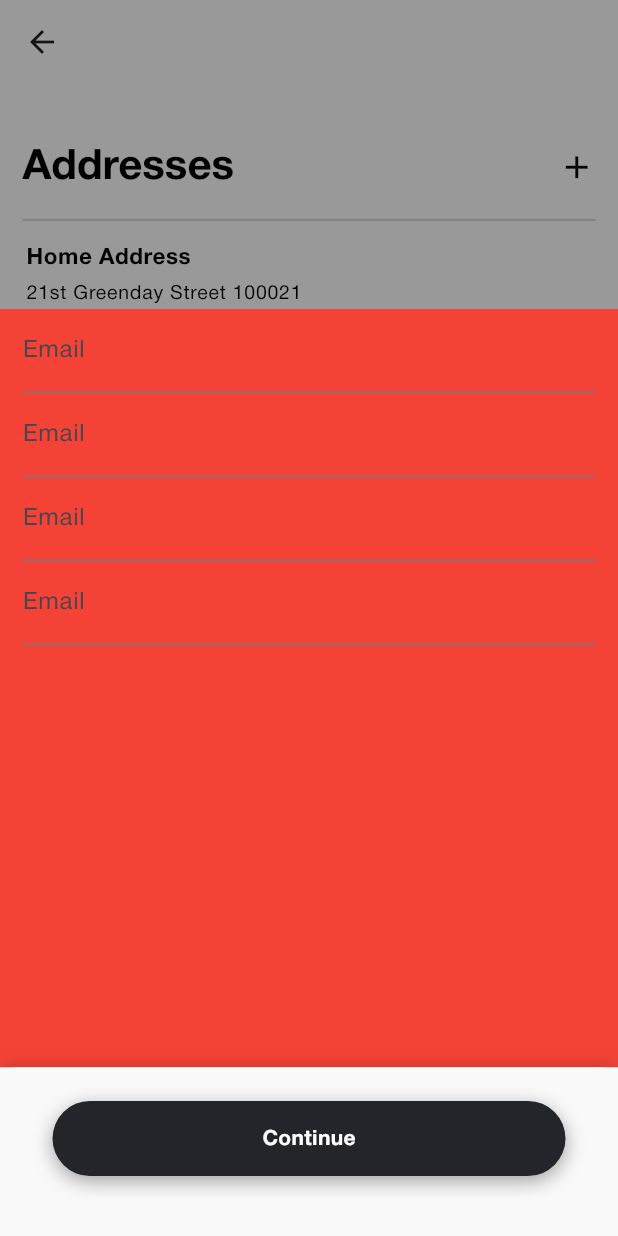
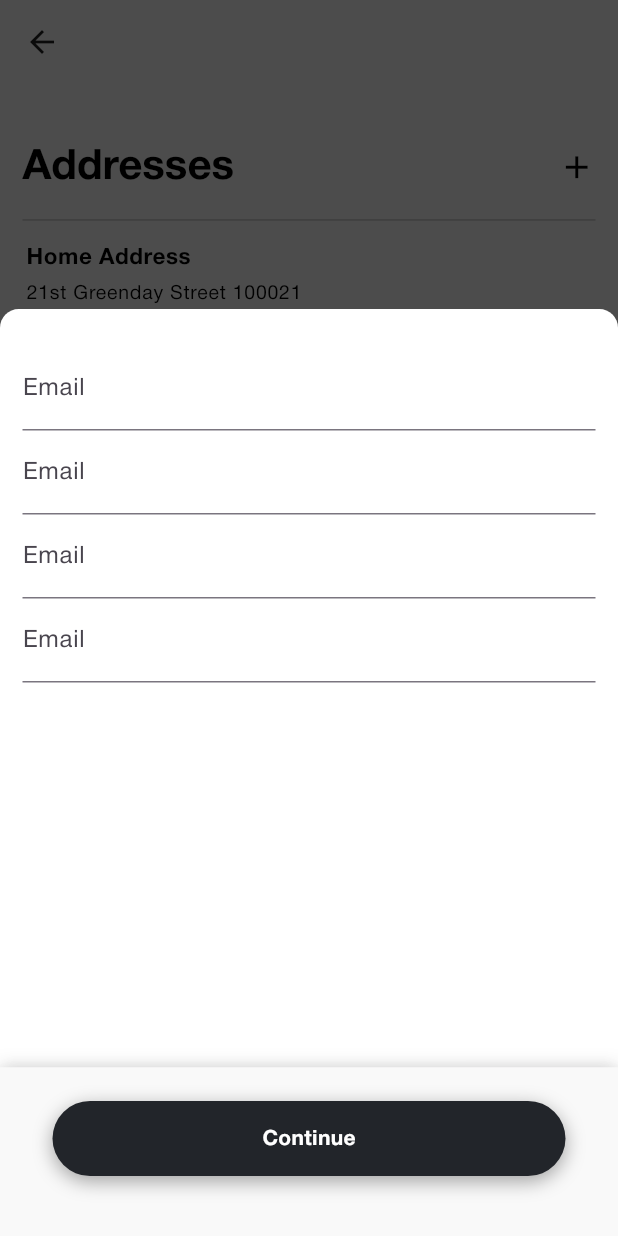
Before and after one commit to stdxpe/ecommerce-project, a Flutter app: the ShippingAddressesScreen screen opened directly, after a tap on the "add" icon, on a phone screen of 412 x 824 dp. Run offline on Flutter 3.47's test engine with Material 3 defaults, Android fonts, the phone set to English and light mode, and no system bars; our stand-ins replace carousel_slider, flutter_rating_bar, flutter_svg, google_fonts; project files that could hold a hidden picture were left out.

Commit message:
modal bottom sheet general form created

```diff
--- a/lib/models/order.dart
+++ b/lib/models/order.dart
@@ -3,12 +3,15 @@ import 'package:ecommerce_project/models/product.dart';
 class Order {
   final String id;
   final List<Product> products;
+  // final Map<Product, int> productsAndAmounts;
+  // final Map<String(ProductId), int> productsAndAmounts;
   final double totalPrice;
   final String createdAt;
 
   Order({
     required this.id,
     required this.products,
+    // required this.productsAndAmounts,
     required this.totalPrice,
     required this.createdAt,
   });
--- a/lib/ui/screens/profile_screen.dart
+++ b/lib/ui/screens/profile_screen.dart
@@ -135,7 +135,7 @@ class ProfileScreen extends StatelessWidget {
                                   Product(
                                     title: 'QTT Crop-Fit ShirtShirtShirt',
                                     price: 19.99,
-                                    imageUrl: 'assets/images/pose2.jpg',
+                                    imageUrl: 'assets/images/pose6.jpg',
                                   ),
                                 ],
                               ),
--- a/lib/ui/screens/shipping_addresses_screen.dart
+++ b/lib/ui/screens/shipping_addresses_screen.dart
@@ -1,3 +1,4 @@
+import 'package:ecommerce_project/ui/widgets/bottom_sheets/bottom_sheet_general_modal_sheet.dart';
 import 'package:flutter/material.dart';
 import 'package:flutter/cupertino.dart';
 
@@ -47,34 +48,47 @@ class ShippingAddressesScreen extends StatelessWidget {
                   title: Strings.kStringTitleShippingAddresses,
                   optionalRightIcon: Icons.add,
                   onPressed: () {
-                    showCupertinoModalPopup(
-                      barrierDismissible: true,
-                      barrierColor: Colors.black.withOpacity(0.4),
-                      context: context,
-                      builder: (context) {
-                        return BottomSheet(
-                          constraints: BoxConstraints.loose(
-                            Size.fromHeight(
-                              size.height * 0.75,
-                            ),
-                          ),
-                          // constraints: BoxConstraints.tightForFinite(height: 100),
-                          enableDrag: false,
-                          backgroundColor: Colors.red,
-                          shape: const RoundedRectangleBorder(
-                            borderRadius: BorderRadius.vertical(
-                                top: Radius.circular(0.0)),
-                          ),
-                          onClosing: () {},
-                          builder: (context) {
-                            return PaymentShippingAddress(
-                              onPressedOptional: () {},
-                              onPressedMain: () {},
-                            );
-                          },
-                        );
-                      },
+                    BottomSheetGeneralModalSheet().show(
+                      contextParam: context,
+                      sizeParam: size,
+                      screen: PaymentShippingAddress(
+                        onPressedOptional: () {},
+                        onPressedMain: () {},
+                      ),
                     );
+                    // showCupertinoModalPopup(
+                    //   barrierDismissible: true,
+                    //   barrierColor: Colors.black.withOpacity(0.4),
+                    //   context: context,
+                    //   builder: (context) {
+                    //     return BottomSheet(
+                    //       constraints: BoxConstraints.loose(
+                    //         Size.fromHeight(
+                    //           size.height * 0.75,
+                    //         ),
+                    //       ),
+                    //       // constraints: BoxConstraints.tightForFinite(height: 100),
+                    //       enableDrag: false,
+                    //       // backgroundColor: Colors.red,
+                    //       backgroundColor: Colors.white,
+                    //       shape: const RoundedRectangleBorder(
+                    //         borderRadius: BorderRadius.vertical(
+                    //             top: Radius.circular(0.0)),
+                    //       ),
+                    //       onClosing: () {},
+                    //       builder: (context) {
+                    //         return Padding(
+                    //           padding: const EdgeInsets.only(top: 20.0),
+                    //           child:
+                    //             PaymentShippingAddress(
+                    //             onPressedOptional: () {},
+                    //             onPressedMain: () {},
+                    //           ),
+                    //         );
+                    //       },
+                    //     );
+                    //   },
+                    // );
                   },
                 ),
               ),
--- a/lib/ui/screens/shopping_cart_screen.dart
+++ b/lib/ui/screens/shopping_cart_screen.dart
@@ -43,7 +43,7 @@ class ShoppingCartScreen extends StatelessWidget {
                     bottomText: 'Size: M  |  Color: Grey',
                     cardWidth: size.width,
                     paddingBottom: 0,
-                    optionalBottomWidget: const Positioned.fill(
+                    optionalBottomWidget: Positioned.fill(
                       child: Align(
                         alignment: Alignment.bottomRight,
                         child: ButtonShoppingCartItemCounter(itemCount: 2),
--- /dev/null
+++ b/lib/ui/widgets/bottom_sheets/bottom_sheet_general_modal_sheet.dart
@@ -0,0 +1,51 @@
+import 'package:flutter/material.dart';
+import 'package:flutter/cupertino.dart';
+
+import 'package:ecommerce_project/utilities/k_constants.dart';
+
+class BottomSheetGeneralModalSheet {
+  Future show({
+    required BuildContext contextParam,
+    required Size sizeParam,
+    double sizeHeightPercent = 0.75,
+    required Widget screen,
+  }) async {
+    showCupertinoModalPopup(
+      // barrierDismissible: false,
+      barrierColor: Colors.black.withOpacity(0.7),
+      context: contextParam,
+      builder: (context) {
+        return BottomSheet(
+          elevation: 5,
+          constraints: BoxConstraints.loose(
+            Size.fromHeight(
+              sizeParam.height * sizeHeightPercent,
+            ),
+          ),
+          enableDrag: false,
+          // backgroundColor: Colors.red,
+          backgroundColor: Colors.white,
+          shape: const RoundedRectangleBorder(
+            borderRadius: BorderRadius.vertical(
+              top: Radius.circular(
+                Constants.kRadiusCardPrimary,
+              ),
+            ),
+          ),
+          onClosing: () {},
+          builder: (context) {
+            return Padding(
+              padding: const EdgeInsets.only(top: 25.0),
+              child: screen,
+              // child:
+              // PaymentShippingAddress(
+              //   onPressedOptional: () {},
+              //   onPressedMain: () {},
+              // ),
+            );
+          },
+        );
+      },
+    );
+  }
+}
```
Also changed, not shown: lib/ui/screens/credit_cards_screen.dart (+8 -28 lines), lib/ui/screens/product_details_screen.dart (+11 -25 lines), lib/ui/screens/tracking_order_screen.dart (+17 -8 lines), lib/ui/widgets/bottom_sheets/bottom_sheet_add_to_shopping_cart.dart (added, +128 -0 lines), lib/ui/widgets/buttons/button_shopping_cart_item_counter.dart (+24 -7 lines).
